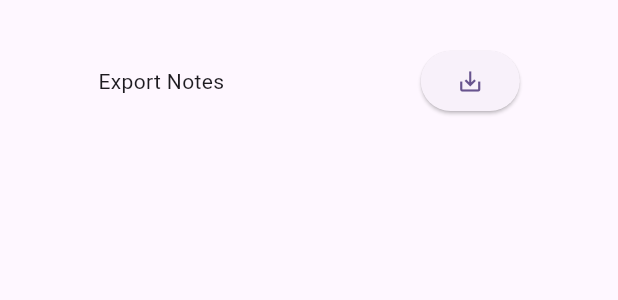
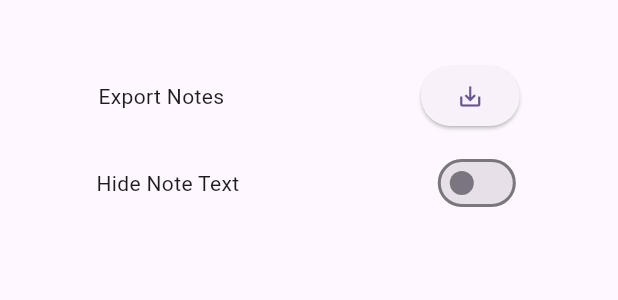
Before and after one commit to chrisK00/notel, a Flutter app: the SettingsPage widget shown alone on an empty page, opened directly, on a phone screen of 412 x 824 dp. Shown: the top 300 px of the screen. Run offline on Flutter 3.47's test engine with Material 3 defaults, Android fonts, the phone set to English and light mode, and no system bars; our stand-ins replace share_plus, sqflite, sqflite_common_ffi; missing offline and left inert: flutter_quill; accounts and stored records are empty.

Commit message:
hide text

```diff
--- /dev/null
+++ b/lib/infrastructure/settings_repository.dart
@@ -0,0 +1,36 @@
+import 'package:notel/infrastructure/db.dart';
+import 'package:sqflite/sqflite.dart';
+
+class BoolSettings {
+  BoolSettings(this.id, this.value);
+  String id;
+  bool value;
+
+  static const hideNoteTextKey = "hideNoteText";
+
+  factory BoolSettings.fromMap(Map<String, dynamic> map) => BoolSettings(
+        map['id'],
+        bool.parse(map['value']),
+      );
+
+  Map<String, Object?> toMap() => {'id': id, 'value': value.toString()};
+}
+
+class SettingsRepository {
+  SettingsRepository(this.db);
+  Database db;
+
+  Future<T> get<T>(
+      String settingsId, T Function(Map<String, dynamic>) fromMap) async {
+    final getSettingsResult = await db.query(Db.settingsTable,
+        where: "id= ?", whereArgs: [settingsId], limit: 1);
+
+    return fromMap(getSettingsResult.first);
+  }
+
+  Future<void> insertOrUpdate(
+      String id, Map<String, Object?> Function() toMap) async {
+    await db.insert(Db.settingsTable, toMap(),
+        conflictAlgorithm: ConflictAlgorithm.replace);
+  }
+}
--- a/lib/main.dart
+++ b/lib/main.dart
@@ -63,7 +63,7 @@ class _AppState extends State<App> {
               currentPageIndex = 0;
             }),
           1 => setState(() {
-              currentPage = const SettingsPage();
+              currentPage = SettingsPage();
               currentPageIndex = 1;
             }),
           _ => throw UnimplementedError(),
--- a/lib/note_page/note_base_page.dart
+++ b/lib/note_page/note_base_page.dart
@@ -147,7 +147,7 @@ abstract class NoteBasePage<T extends StatefulWidget> extends State<T> {
             ]),
           ),
           Padding(
-            padding: const EdgeInsets.only(bottom: 10, top: 10),
+            padding: const EdgeInsets.only(bottom: 10, top: 15),
             child: Row(
               mainAxisAlignment: MainAxisAlignment.spaceBetween,
               children: [
@@ -162,7 +162,6 @@ abstract class NoteBasePage<T extends StatefulWidget> extends State<T> {
                     onPressed: () async => await updateDate(provider),
                     child: Text(
                       DateFormat('d MMMM yyyy').format(note.date),
-                      // style: const TextStyle(color: Colors.black),
                     )),
                 saveButton()
               ],
--- a/lib/settings_page/settings_page.dart
+++ b/lib/settings_page/settings_page.dart
@@ -1,16 +1,36 @@
 import 'dart:convert';
 import 'package:flutter/material.dart';
+import 'package:notel/infrastructure/db.dart';
+import 'package:notel/infrastructure/settings_repository.dart';
 import 'package:share_plus/share_plus.dart';
 
 import 'settings_page_repository.dart';
 
-class SettingsPage extends StatelessWidget {
+class SettingsPage extends StatefulWidget {
   const SettingsPage({super.key});
+
+  @override
+  State<StatefulWidget> createState() => _SettingsPageState();
+}
+
+class _SettingsPageState extends State<SettingsPage> {
+  var _hideNoteSettings = BoolSettings(BoolSettings.hideNoteTextKey, false);
+
+  final SettingsRepository _settingsRepository =
+      SettingsRepository(Db.instance);
+
+  @override
+  void initState() {
+    _settingsRepository
+        .get(BoolSettings.hideNoteTextKey, BoolSettings.fromMap)
+        .then((settings) => {setState(() => _hideNoteSettings = settings)});
+    super.initState();
+  }
 
   @override
   Widget build(BuildContext context) {
     return Container(
-      margin: const EdgeInsets.only(top: 30),
+      margin: const EdgeInsets.only(top: 40),
       alignment: Alignment.center,
       child: Column(
         children: [
@@ -25,9 +45,41 @@ class SettingsPage extends StatelessWidget {
                   ))
             ],
           ),
+          const SizedBox(
+            height: 10,
+          ),
+          Row(
+            mainAxisAlignment: MainAxisAlignment.spaceAround,
+            children: [
+              const Text('Hide Note Text'),
+              Switch(
+                value: _hideNoteSettings.value,
+                onChanged: toggleHideNoteText,
+              )
+            ],
+          ),
         ],
       ),
     );
+  }
+
+  void showToast(BuildContext context, String message) {
+    final snackBar = SnackBar(
+      content: const Text("Changes saved. Restart to apply"),
+      duration: const Duration(seconds: 3),
+      action: SnackBarAction(
+        label: 'Dismiss',
+        onPressed: () {},
+      ),
+    );
+
+    ScaffoldMessenger.of(context).showSnackBar(snackBar);
+  }
+
+  Future<void> toggleHideNoteText(bool newSettings) async {
+    setState(() => _hideNoteSettings.value = newSettings);
+    await _settingsRepository.insertOrUpdate(
+        _hideNoteSettings.id, _hideNoteSettings.toMap);
   }
 
   void exportNotes() async {
```
Also changed, not shown: lib/home_page/home_page.dart (+15 -2 lines), lib/infrastructure/db.dart (+22 -2 lines), 1 other file.
